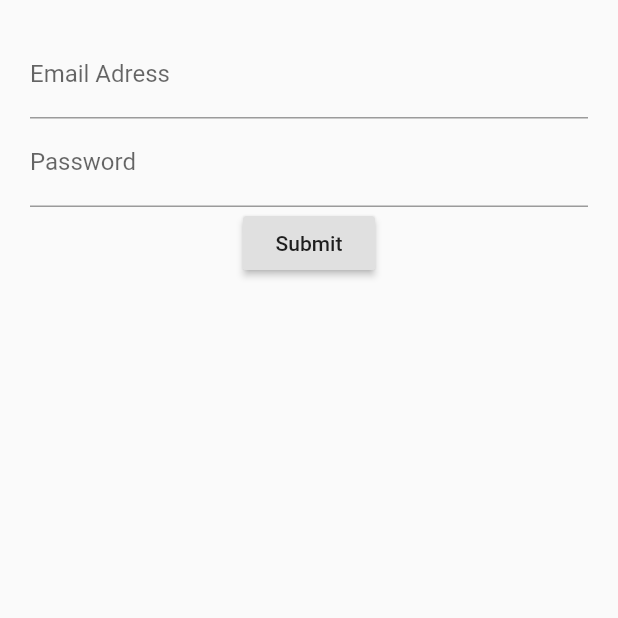
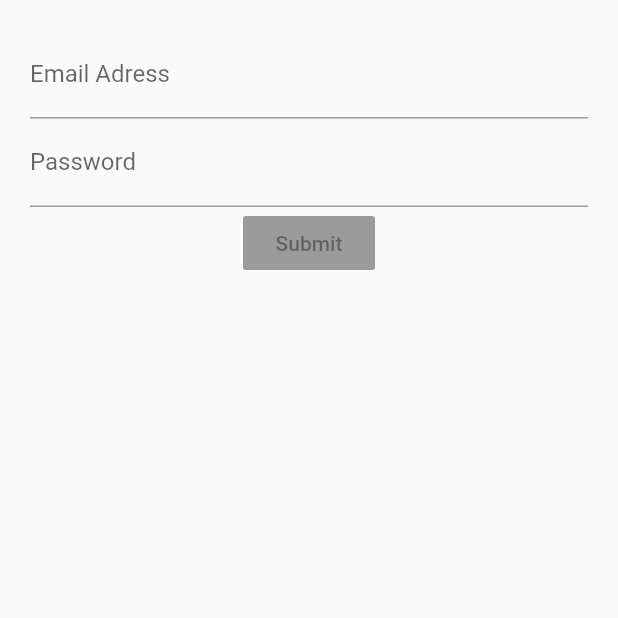
Before and after one commit to Balashoffs/login_app_bloc, a Flutter app: the screen it shows after launch, on a phone screen of 412 x 824 dp, the top half of it. Run offline on Flutter 3.47's test engine with Material 2 defaults, Android fonts, the phone set to English and light mode, and no system bars; our stand-ins replace rxdart.

Commit message:
add rx.dart ability

```diff
--- a/lib/src/blocs/bloc.dart
+++ b/lib/src/blocs/bloc.dart
@@ -1,15 +1,25 @@
 import 'dart:async';
 import 'validators.dart';
+import 'package:rxdart/rxdart.dart';
 
 class Bloc extends Object with Validators{
-  final _email = StreamController<String>();
-  final _password = StreamController<String>();
+  final _email = BehaviorSubject<String>();
+  final _password = BehaviorSubject<String>();
 
   Function(String) get changeEmail => _email.sink.add;
   Function(String) get changePassword => _password.sink.add;
 
   Stream<String> get email => _email.stream.transform(validateEmail);
   Stream<String> get password => _password.stream.transform(validatePassword);
+  Stream<bool> get submitValid => Observable.combineLatest2(email, password, (e, p)=>true);
+
+  submit(){
+    final validEmail = _email.value;
+    final validPassword = _password.value;
+
+    print('Email is $validEmail');
+    print('Password is $validPassword');
+  }
 
   dispose(){
     _email.close();
--- a/lib/src/screens/login_widget.dart
+++ b/lib/src/screens/login_widget.dart
@@ -13,7 +13,7 @@ class LoginScreen extends StatelessWidget{
         children:[
           emailWidget(bloc),
           passwordWidget(bloc),
-          submitButton(),
+          submitButton(bloc),
         ],
       ),
     );
@@ -54,10 +54,18 @@ class LoginScreen extends StatelessWidget{
     );
   }
 
-  Widget submitButton() {
-    return RaisedButton(
-      onPressed: (){},
-      child: Text('Submit'),
+  Widget submitButton(Bloc bloc) {
+    return StreamBuilder(
+      stream: bloc.submitValid,
+      builder: (context, snapshot){
+        return RaisedButton(
+          onPressed: snapshot.hasData ? (){
+            bloc.submit();
+          }:null,
+          child: Text('Submit'),
+          color: Colors.blue,
+        );
+      },
     );
   }
 
--- a/pubspec.yaml
+++ b/pubspec.yaml
@@ -23,6 +23,7 @@ dependencies:
   # The following adds the Cupertino Icons font to your application.
   # Use with the CupertinoIcons class for iOS style icons.
   cupertino_icons: ^0.1.2
+  rxdart: ^0.22.3
 
 dev_dependencies:
   flutter_test:
```
Also changed, not shown: pubspec.lock.
